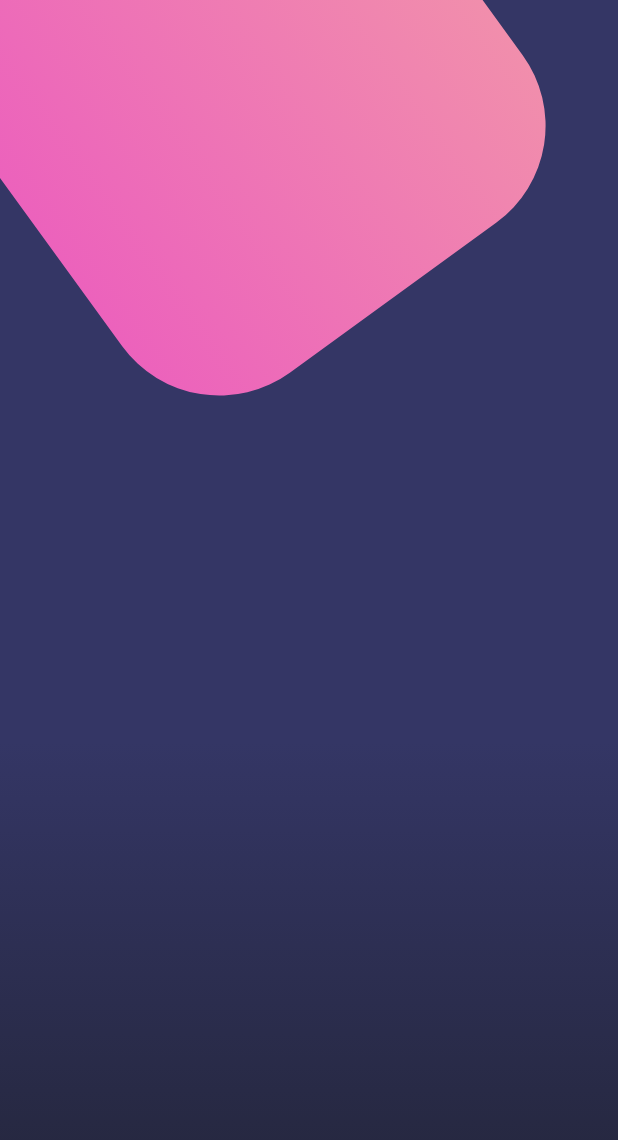
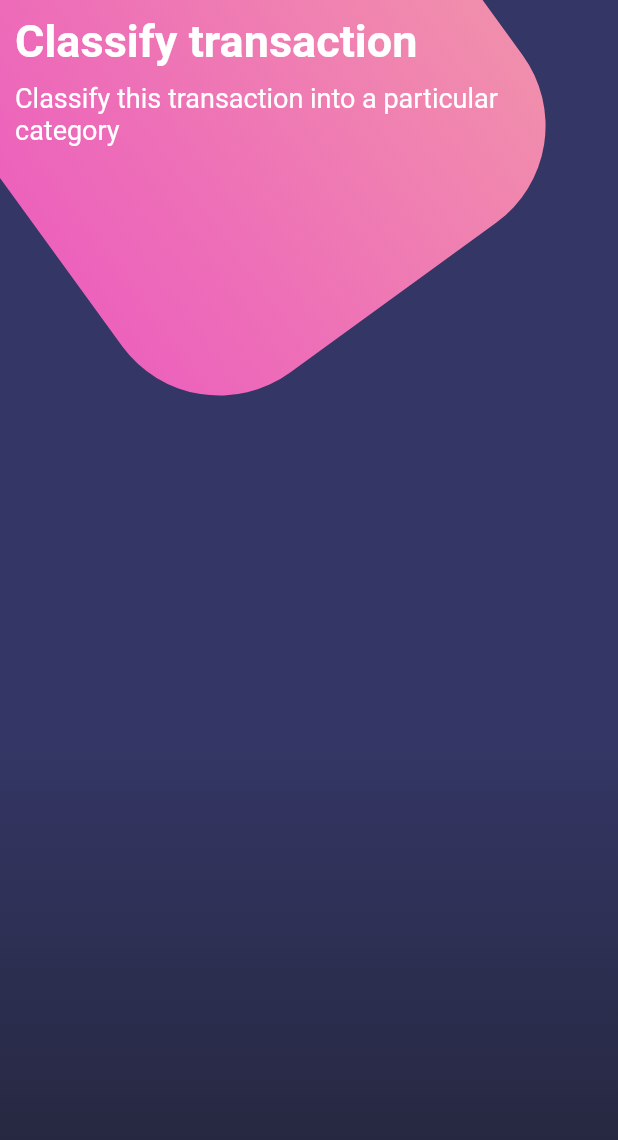
Before and after one commit to M4rcell/Flutter_Disenios, a Flutter app: the screen it shows after launch, on a phone screen of 412 x 824 dp. Shown: the top 1140 px of the screen. Run offline on Flutter 3.47's test engine with Material 2 defaults, Android fonts, the phone set to English and light mode, and no system bars.

Commit message:
Diseño compuesto Statusbar y titulos

```diff
--- a/lib/main.dart
+++ b/lib/main.dart
@@ -3,12 +3,18 @@ import 'package:disenos/pages/basico_page.dart';
 import 'package:disenos/pages/botones.page.dart';
 import 'package:disenos/pages/scroll_page.dart';
 import 'package:flutter/material.dart';
+import 'package:flutter/services.dart';
 
 void main() => runApp(MyApp());
 
 class MyApp extends StatelessWidget {
   @override
   Widget build(BuildContext context) {
+
+   SystemChrome.setSystemUIOverlayStyle(SystemUiOverlayStyle.light.copyWith(
+   statusBarColor: Color.fromRGBO(236, 98, 188, 1.0)
+   ));
+
     return MaterialApp(
       debugShowCheckedModeBanner: false,
       title: 'Diseños',
--- a/lib/pages/botones.page.dart
+++ b/lib/pages/botones.page.dart
@@ -9,7 +9,17 @@ class BotonesPage extends StatelessWidget {
     return Scaffold(
       body:Stack(
         children: <Widget>[
-          _fondoApp()
+          _fondoApp(),
+
+          SingleChildScrollView(
+            //controller: controller,
+            child: Column(
+              children: <Widget>[
+                _titulos(),
+
+              ],
+            ),
+          ),
         ],
       )
     );
@@ -73,4 +83,22 @@ class BotonesPage extends StatelessWidget {
     ],
   );
   }
+
+  Widget _titulos(){
+
+    return SafeArea(
+      child: Container(
+        padding: EdgeInsets.all(10.0),
+        child: Column(
+          crossAxisAlignment: CrossAxisAlignment.start,
+          children: <Widget>[
+            Text('Classify transaction',style: TextStyle(color: Colors.white,fontSize:30.0 ,fontWeight: FontWeight.bold ),),
+            SizedBox(height: 10.0,),
+            Text('Classify this transaction into a particular category',style: TextStyle(color: Colors.white,fontSize:18.0 )),
+
+          ],
+        ),
+      ),
+    );
+  }
 }
```
